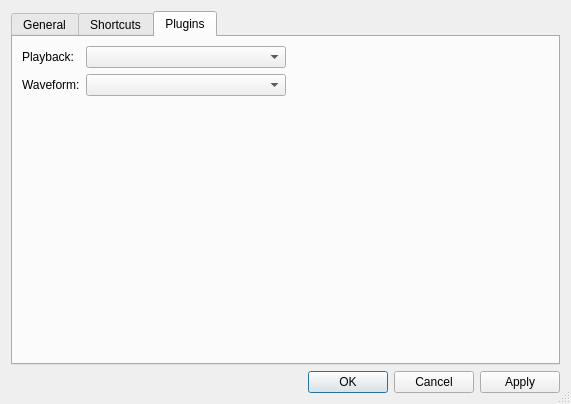
This is src/preferencesDialog.ui in nulloy/nulloy as Qt 5 draws it before an edit. The edited form follows.
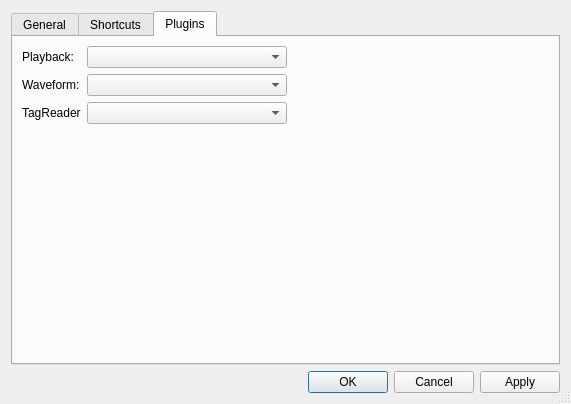
This is the edited form. The open tabs and pages were chosen to show the change. Custom widgets are drawn as their Qt base class.

Commit message: tagReader converted to plugin

Diff of the .ui file:
```diff
--- a/src/preferencesDialog.ui
+++ b/src/preferencesDialog.ui
@@ -310,6 +310,23 @@
          </property>
         </widget>
        </item>
+       <item row="2" column="1">
+        <widget class="QComboBox" name="tagReaderComboBox">
+         <property name="minimumSize">
+          <size>
+           <width>200</width>
+           <height>0</height>
+          </size>
+         </property>
+        </widget>
+       </item>
+       <item row="2" column="0">
+        <widget class="QLabel" name="tagReaderLabel">
+         <property name="text">
+          <string>TagReader</string>
+         </property>
+        </widget>
+       </item>
       </layout>
      </widget>
     </widget>
```
Left out of the diff: 2 changed lines with no effect on the pictures. The commit also changes 19 other files.
